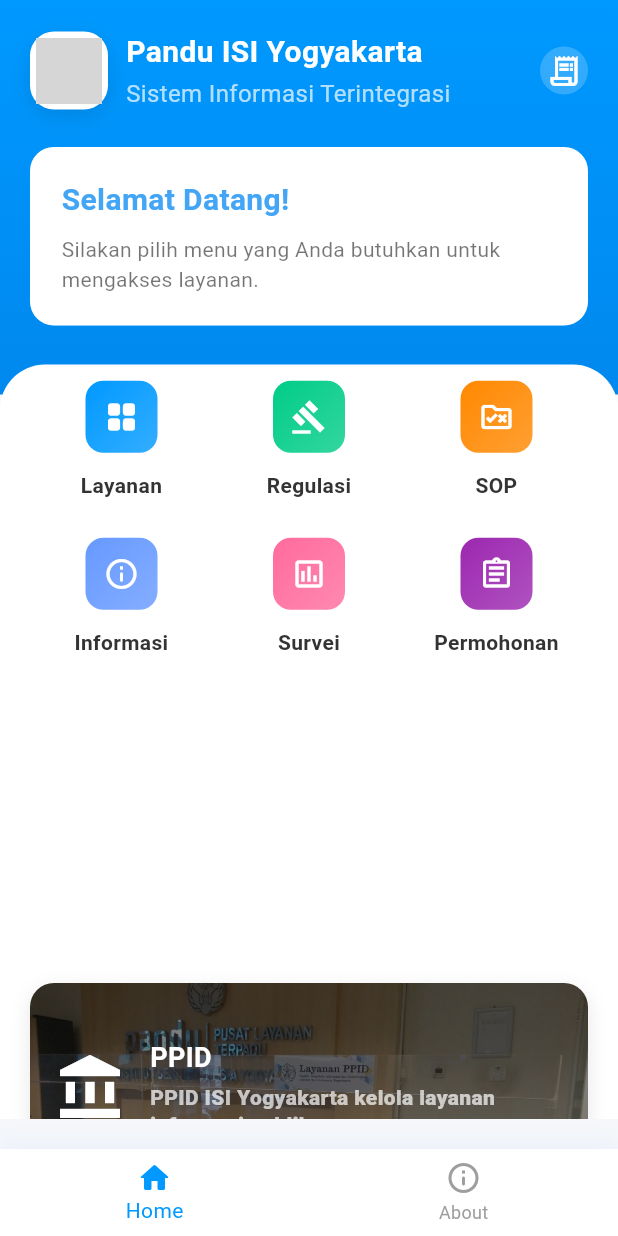
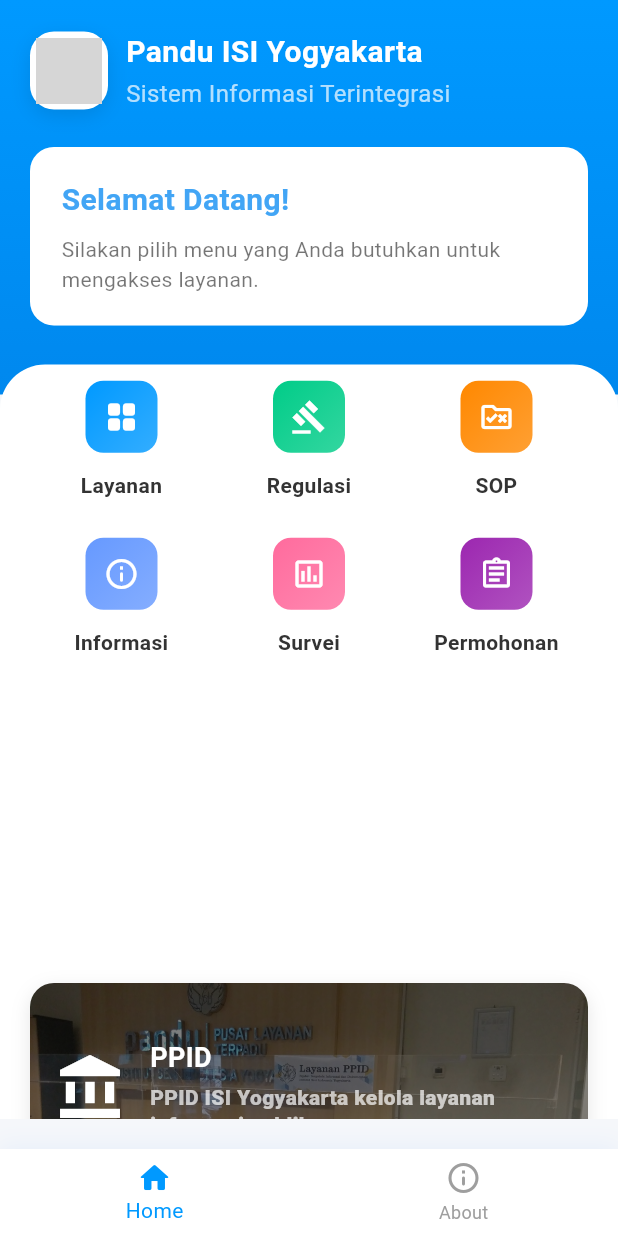
Before and after one commit to Ivan8Conan/Pandu_ISI, a Flutter app: the screen it shows after launch, on a phone screen of 412 x 824 dp. Run offline on Flutter 3.47's test engine with Material 3 defaults, Android fonts, the light colour scheme and no system bars; grey boxes are pictures that could not be loaded.

Commit message:
Remove History Permohonan Icon
Remove History Permohonan Icon in HomePage

```diff
--- a/lib/page/homepage.dart
+++ b/lib/page/homepage.dart
@@ -188,24 +188,24 @@ class HomeHeader extends StatelessWidget {
                       ],
                     ),
                   ),
-                  GestureDetector(
-                    onTap: () {
-                      Navigator.push(context, MaterialPageRoute(builder: (_) => const PermohonanHistoryPage()));
-                    },
-                    child: Container(
-                      width: 32,
-                      height: 32,
-                      decoration: BoxDecoration(
-                        color: Colors.white.withOpacity(0.2),
-                        borderRadius: BorderRadius.circular(16),
-                      ),
-                      child: const Icon(
-                        Icons.receipt_long_outlined,
-                        color: Colors.white,
-                        size: 24,
-                      ),
-                    ),
-                  ),
+                  // GestureDetector(
+                  //   onTap: () {
+                  //     Navigator.push(context, MaterialPageRoute(builder: (_) => const PermohonanHistoryPage()));
+                  //   },
+                  //   child: Container(
+                  //     width: 32,
+                  //     height: 32,
+                  //     decoration: BoxDecoration(
+                  //       color: Colors.white.withOpacity(0.2),
+                  //       borderRadius: BorderRadius.circular(16),
+                  //     ),
+                  //     child: const Icon(
+                  //       Icons.receipt_long_outlined,
+                  //       color: Colors.white,
+                  //       size: 24,
+                  //     ),
+                  //   ),
+                  // ),
                 ],
               ),
               const SizedBox(height: 24),
@@ -302,7 +302,8 @@ class _HomeMenuGridState extends State<_HomeMenuGrid> {
         "https://pandu.isi.ac.id/sop/SOP%20ISI%20Yogyakarta.html", Color(0xFFFF8800)),
     const _HomeMenuItem(Icons.info_outline_rounded, "Informasi", InformasiPage(), null, Color(0xFF6699FF)),
     const _HomeMenuItem(Icons.poll_outlined, "Survei", SurveiPage(), null, Color(0xFFFF6B9D)),
-    const _HomeMenuItem(Icons.assignment_outlined, "Permohonan", PermohonanInformasiPage(), null, Color(0xFF9C27B0)),
+    // const _HomeMenuItem(Icons.assignment_outlined, "Permohonan", PermohonanInformasiPage(), null, Color(0xFF9C27B0)),
+    const _HomeMenuItem(Icons.assignment_outlined, "Permohonan", null, null, Color(0xFF9C27B0)),
   ];
 
   Future<void> _launchUrl(String url, BuildContext context) async {
@@ -433,7 +434,6 @@ Widget _buildDynamicPromoBanner(BuildContext context, Map<String, dynamic> banne
         borderRadius: BorderRadius.circular(16),
         child: Stack(
           children: [
-            // Gambar-gambar ikon aplikasi di belakang (sebagai placeholder)
             Positioned(
               right: -20,
               top: -10,
```
